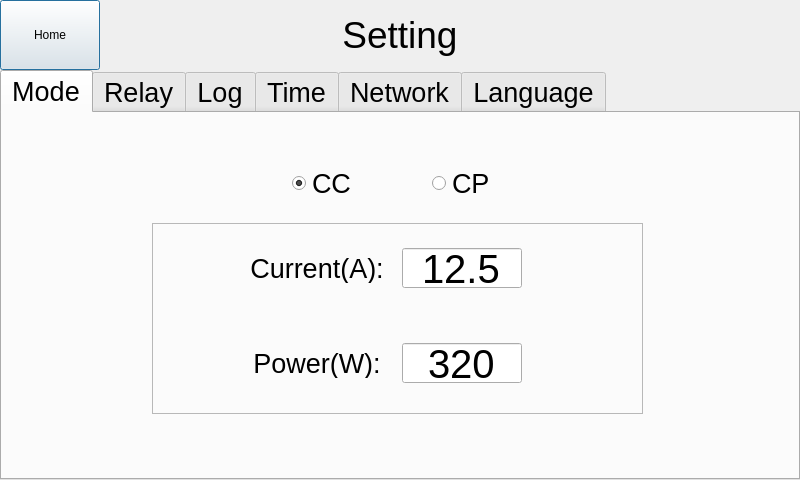
Before: the Qt Designer form settingdialog.ui in Keithsys730/ERC_UI_DEMO, drawn with Qt 5.
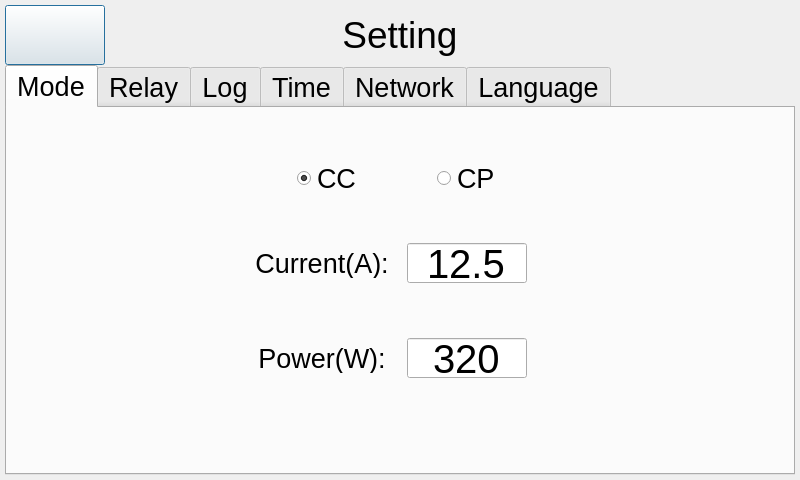
After: the same form once the commit is applied. The open tabs and pages were chosen to show the change. Icons and pictures are not drawn.

Commit message: Add the logo in screens, and adjust the objects.

The edit to the form file:
```diff
--- a/settingdialog.ui
+++ b/settingdialog.ui
@@ -34,25 +34,12 @@
     <set>Qt::AlignCenter</set>
    </property>
   </widget>
-  <widget class="QPushButton" name="returnMainButton">
-   <property name="geometry">
-    <rect>
-     <x>0</x>
-     <y>0</y>
-     <width>100</width>
-     <height>70</height>
-    </rect>
-   </property>
-   <property name="text">
-    <string>Home</string>
-   </property>
-  </widget>
   <widget class="QTabWidget" name="settingTabWidget">
    <property name="geometry">
     <rect>
-     <x>0</x>
-     <y>70</y>
-     <width>800</width>
+     <x>5</x>
+     <y>65</y>
+     <width>790</width>
      <height>410</height>
     </rect>
    </property>
@@ -212,29 +199,6 @@
       <set>Qt::AlignCenter</set>
      </property>
     </widget>
-    <widget class="QFrame" name="frame">
-     <property name="geometry">
-      <rect>
-       <x>150</x>
-       <y>110</y>
-       <width>491</width>
-       <height>191</height>
-      </rect>
-     </property>
-     <property name="frameShape">
-      <enum>QFrame::StyledPanel</enum>
-     </property>
-     <property name="frameShadow">
-      <enum>QFrame::Raised</enum>
-     </property>
-    </widget>
-    <zorder>frame</zorder>
-    <zorder>ccRadioButton</zorder>
-    <zorder>cpRadioButton</zorder>
-    <zorder>setCurrentLabel</zorder>
-    <zorder>setCurrentLineEdit</zorder>
-    <zorder>setCurrentLineEdit_2</zorder>
-    <zorder>setPowerLabel</zorder>
    </widget>
    <widget class="QWidget" name="relayTab">
     <attribute name="title">
@@ -1005,6 +969,22 @@
     </widget>
    </widget>
   </widget>
+  <widget class="QPushButton" name="returnMainButton">
+   <property name="geometry">
+    <rect>
+     <x>5</x>
+     <y>5</y>
+     <width>100</width>
+     <height>60</height>
+    </rect>
+   </property>
+   <property name="styleSheet">
+    <string notr="true">border-image: url(:/buttonphotos/Meanwell.png);</string>
+   </property>
+   <property name="text">
+    <string/>
+   </property>
+  </widget>
  </widget>
  <resources/>
  <connections/>
```
Left out of the diff: 6 changed lines with no effect on the pictures. The commit also changes 1 other file.
